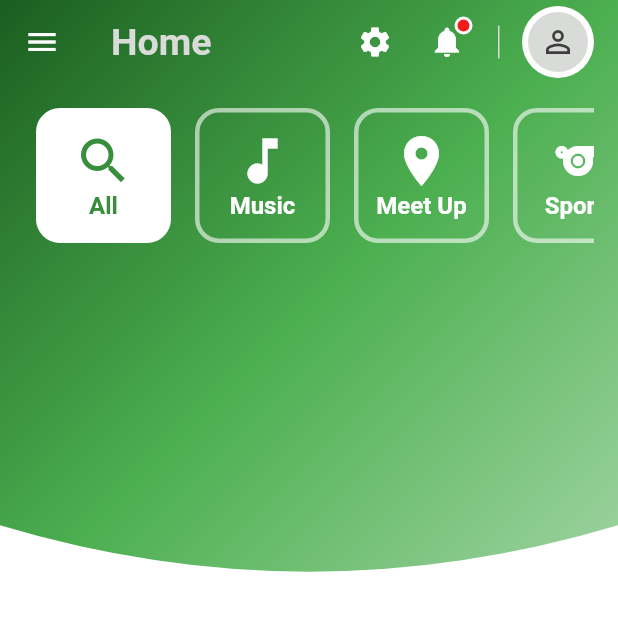
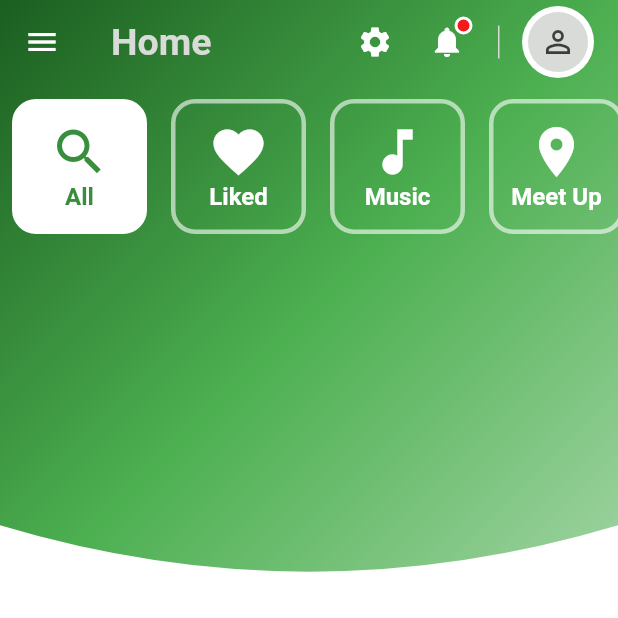
Before and after one commit to OwenKe11y/APPLIED-PROJECT-AND-MINOR-DISSERTATION-PROJECT, a Flutter app: the EventDetail screen opened directly with empty values, after a tap on the "close" icon, on a phone screen of 412 x 824 dp, the top half of it. Run offline on Flutter 3.47's test engine with Material 2 defaults, Android fonts, the light colour scheme and no system bars; our stand-ins replace font_awesome_flutter, geocoding, get, google_fonts, google_maps_flutter, google_sign_in and 3 more; missing offline and left inert: add_2_calendar, flutter_stripe, google_sign_in_web; network calls fail; statements that could not run were skipped.

Commit message:
Bunch of UI clean up and added liked catagory to filter

```diff
--- a/even_ticket/lib/constants/style.dart
+++ b/even_ticket/lib/constants/style.dart
@@ -13,7 +13,7 @@ class SideClipper extends CustomClipper<Path> {
   Path getClip(Size size) {
     Path path = Path();
     Offset curveStartPoint = new Offset(0, 0);
-    Offset curveEndPoint = new Offset(size.width, size.height * 0.99);
+    Offset curveEndPoint = new Offset(size.width, 275);
     path.quadraticBezierTo(size.width * 0.2, size.height * 0.95,
         curveEndPoint.dx, curveEndPoint.dy);
     path.lineTo(size.width, 0);
--- a/even_ticket/lib/controllers/menu_controller.dart
+++ b/even_ticket/lib/controllers/menu_controller.dart
@@ -29,10 +29,8 @@ class MenuController extends GetxController {
         return _customIcon(Icons.home_rounded, itemName);
       case ticketsPageRoute:
         return _customIcon(Icons.book_online_rounded, itemName);
-      case calenderPageRoute:
-        return _customIcon(Icons.calendar_today_rounded, itemName);
-      case mapsPageRoute:
-        return _customIcon(Icons.map_rounded, itemName);
+      case favouritePageRoute:
+        return _customIcon(Icons.favorite, itemName);
       case settingsPageRoute:
         return _customIcon(Icons.settings, itemName);
       case authenticationPageRoute:
--- a/even_ticket/lib/data/catagory.dart
+++ b/even_ticket/lib/data/catagory.dart
@@ -16,17 +16,20 @@ class Catagory {
 
 // Every single catagory of event
 final allCata = Catagory(0, "All", Icons.search);
+// Every single catagory of event
+final favCata = Catagory(1, "Liked", Icons.favorite);
 // Music catagory for local gigs and such
-final musicCata = Catagory(1, "Music", Icons.music_note);
+final musicCata = Catagory(2, "Music", Icons.music_note);
 // Local meet ups
-final meetCata = Catagory(2, "Meet Up", Icons.location_on);
+final meetCata = Catagory(3, "Meet Up", Icons.location_on);
 // Sports events
-final sportCata = Catagory(3, "Sports", Icons.sports);
+final sportCata = Catagory(4, "Sports", Icons.sports);
 // Festivals
-final festivalCata = Catagory(4, "Concert", Icons.festival);
+final festivalCata = Catagory(5, "Concert", Icons.festival);
 
 final catagories = [
   allCata,
+  favCata,
   musicCata,
   meetCata,
   sportCata,
--- a/even_ticket/lib/layout.dart
+++ b/even_ticket/lib/layout.dart
@@ -20,9 +20,7 @@ class SiteLayout extends StatelessWidget {
   Widget build(BuildContext context) {
     final GlobalKey<ScaffoldState> scaffoldKey = GlobalKey();
     // Always render the top bar regardless of page size
-    return Padding(
-      padding: const EdgeInsets.all(0),
-      child: Scaffold(
+    return Scaffold(
         key: scaffoldKey,
         extendBodyBehindAppBar: true,
         appBar: topNavBar(context, scaffoldKey),
@@ -52,8 +50,7 @@ class SiteLayout extends StatelessWidget {
                 ),
               )),
           WillPop()
-          ])),
-    );
+        ]));
   }
 }
 
--- a/even_ticket/lib/pages/home/home.dart
+++ b/even_ticket/lib/pages/home/home.dart
@@ -31,7 +31,7 @@ class HomeViewPage extends StatelessWidget {
           child: Column(
             children: [
               Padding(
-                padding: const EdgeInsets.all(16),
+                padding: const EdgeInsets.symmetric(vertical: 10),
                 child: Consumer<AppState>(
                   builder: (context, appstate, _) => SingleChildScrollView(
                     scrollDirection: Axis.horizontal,
@@ -46,7 +46,7 @@ class HomeViewPage extends StatelessWidget {
               ),
 
               Padding(
-                padding: const EdgeInsets.symmetric(horizontal: 16),
+                padding: const EdgeInsets.symmetric(horizontal: 16, vertical: 20),
                 child: Consumer<AppState>(
                   builder: (context, appstate, _) => Column(
                     children: [
--- a/even_ticket/lib/pages/maps/maps.dart
+++ b/even_ticket/lib/pages/maps/maps.dart
@@ -5,8 +5,8 @@ import 'package:even_ticket/widgets/custom_assets/custom_text.dart';
 import 'package:flutter/material.dart';
 import 'package:get/get.dart';
 
-class MapsViewPage extends StatelessWidget {
-  const MapsViewPage({Key? key}) : super(key: key);
+class FavouritesViewPage extends StatelessWidget {
+  const FavouritesViewPage({Key? key}) : super(key: key);
 
   @override
   Widget build(BuildContext context) {
--- a/even_ticket/lib/routing/router.dart
+++ b/even_ticket/lib/routing/router.dart
@@ -6,7 +6,6 @@ import 'package:even_ticket/pages/authentication/register_page.dart';
 import 'package:even_ticket/pages/authentication/welcome_page.dart';
 import 'package:even_ticket/pages/home/event_details.dart';
 import 'package:even_ticket/routing/routes.dart';
-import 'package:even_ticket/pages/calender/calender.dart';
 import 'package:even_ticket/pages/home/home.dart';
 import 'package:even_ticket/pages/maps/maps.dart';
 import 'package:even_ticket/pages/settings/settings.dart';
@@ -24,10 +23,8 @@ Route<dynamic> generateRoute(RouteSettings settings) {
       return _pageRoute(HomeViewPage());
     case ticketsPageRoute:
       return _pageRoute(TicketViewPage());
-    case calenderPageRoute:
-      return _pageRoute(CalenderViewPage());
-    case mapsPageRoute:
-      return _pageRoute(MapsViewPage());
+    case favouritePageRoute:
+      return _pageRoute(FavouritesViewPage());
     case settingsPageRoute:
       return _pageRoute(SettingsViewPage());
     case detailsRoute:
--- a/even_ticket/lib/routing/routes.dart
+++ b/even_ticket/lib/routing/routes.dart
@@ -1,8 +1,7 @@
 // Names of routes go here, name each root DO NOT leave the string blank
 const homePageRoute = "Home";
 const ticketsPageRoute = "My Tickets";
-const calenderPageRoute = "Calender";
-const mapsPageRoute = "Maps";
+const favouritePageRoute = "Favourites";
 const settingsPageRoute = "Settings";
 const authenticationPageRoute = "Auth";
 const registerRoute = "Register";
@@ -13,8 +12,7 @@ const detailsRoute = "Details";
 List dashboardItems = [
   homePageRoute,
   ticketsPageRoute,
-  calenderPageRoute,
-  mapsPageRoute,
+  favouritePageRoute,
   settingsPageRoute,
   authenticationPageRoute,
 ];
--- a/even_ticket/lib/widgets/home_widgets/event_details_content.dart
+++ b/even_ticket/lib/widgets/home_widgets/event_details_content.dart
@@ -10,14 +10,20 @@ import 'package:even_ticket/widgets/home_widgets/maps_widget.dart';
 import 'package:flutter/material.dart';
 import 'package:font_awesome_flutter/font_awesome_flutter.dart';
 import 'package:get/get.dart';
+import 'package:like_button/like_button.dart';
 import 'package:provider/provider.dart';
 
 import '../../constants/controllers.dart';
 import '../../routing/routes.dart';
 
-class EventDetailsContent extends StatelessWidget {
+class EventDetailsContent extends StatefulWidget {
   const EventDetailsContent({Key? key}) : super(key: key);
 
+  @override
+  State<EventDetailsContent> createState() => _EventDetailsContentState();
+}
+
+class _EventDetailsContentState extends State<EventDetailsContent> {
   Event buildEvent({Recurrence? recurrence}) {
     return Event(
       title: 'Test eventeee',
@@ -41,6 +47,7 @@ class EventDetailsContent extends StatelessWidget {
     final event = Provider.of<Events>(context);
     final screenWidth = MediaQuery.of(context).size.width;
     final screenHeight = MediaQuery.of(context).size.height;
+    const String event_start = "10:00";
 
     return Column(
       crossAxisAlignment: CrossAxisAlignment.start,
@@ -48,17 +55,19 @@ class EventDetailsContent extends StatelessWidget {
         Expanded(
           flex: 1,
           child: Padding(
-            padding: EdgeInsets.only(top: screenHeight * 0.1),
+            padding: EdgeInsets.only(top: screenHeight * 0.07),
             child: Column(
               children: [
                 // Main Title Text
                 Padding(
-                  padding: EdgeInsets.only(right: screenWidth * 0.15),
+                  padding: EdgeInsets.only(
+                    right: screenWidth * 0.15,
+                  ),
                   child: Align(
                     alignment: FractionalOffset.centerRight,
                     child: Container(
                       alignment: Alignment.topRight,
-                      height: screenHeight * 0.25,
+                      height: screenHeight * 0.220,
                       width: screenWidth * 0.6,
                       child: CustomText(
                           text: event.title,
@@ -77,16 +86,28 @@ class EventDetailsContent extends StatelessWidget {
                     alignment: FractionalOffset.centerLeft,
                     child: Container(
                         alignment: Alignment.topRight,
-                        height: screenHeight * 0.03,
+                        height: screenHeight * 0.09,
                         width: screenWidth * 0.6,
-                        child: Row(
+                        child: Column(
+                          mainAxisAlignment: MainAxisAlignment.end,
                           children: [
+                            Row(
+                              children: [
+                                FaIcon(FontAwesomeIcons.clock, color: darkGrey),
+                                SizedBox(
+                                  width: 5,
+                                ),
                                 CustomText(
-                                text: "-",
-                                size: 25,
                                   color: darkGrey,
-                                fontWeight: FontWeight.normal,
-                                textAlign: TextAlign.end),
+                                  text: event_start.toString(),
+                                  size: 18,
+                                  fontWeight: FontWeight.w900,
+                                  textAlign: TextAlign.right,
+                                ),
+                              ],
+                            ),
+                            Row(
+                              children: [
                                 Icon(
                                   Icons.location_on,
                                   color: darkGrey,
@@ -102,6 +123,8 @@ class EventDetailsContent extends StatelessWidget {
                                   textAlign: TextAlign.right,
                                 ),
                               ],
+                            ),
+                          ],
                         )),
                   ),
                 ),
@@ -113,7 +136,7 @@ class EventDetailsContent extends StatelessWidget {
                       BoxShadow(
                         color: Colors.grey.withOpacity(0.5),
                         spreadRadius: 0.1,
-                        blurRadius: 10,
+                        blurRadius: 5,
                         offset: Offset(
                           0,
                           10,
@@ -131,30 +154,37 @@ class EventDetailsContent extends StatelessWidget {
                           padding: EdgeInsets.only(left: screenWidth * 0.03),
                           child: Container(
                             width: screenWidth * 0.25,
-                            height: screenHeight * 0.065,
+                            height: screenHeight * 0.071,
+                            decoration: BoxDecoration(
+                                borderRadius:
+                                    BorderRadius.all(Radius.circular(5)),
+                                color: darkgreen),
                             child: ClipRRect(
                               borderRadius:
                                   BorderRadius.all(Radius.circular(0)),
                               child: Column(
-                                mainAxisAlignment: MainAxisAlignment.center,
+                                mainAxisAlignment: MainAxisAlignment.start,
                                 children: [
                                   // Login Button - Global navigation to the main page
-                                  ElevatedButton.icon(
-                                    style: ElevatedButton.styleFrom(
-                                      primary: darkgreen,
-                                      onPrimary: Colors.black,
-                                    ),
-                                    onPressed: () => loginNavController
-                                        .navigateTo(loginRoute),
-                                    icon: FaIcon(FontAwesomeIcons.heart,
-                                        color: light),
-                                    label: CustomText(
-                                      text: ' Like',
-                                      size: 16,
+
+                                  LikeButton(
+                                    size: 60,
+                                    circleColor: CircleColor(
+                                        end: light, start: lightGrey),
+                                    bubblesColor: BubblesColor(
+                                        dotPrimaryColor: light,
+                                        dotSecondaryColor: lightGrey),
+                                    bubblesSize: 60,
+                                    onTap: onLikeButtonTapped,
+                                    likeBuilder: (isLiked) {
+                                      return Icon(
+                                        isLiked
+                                            ? Icons.favorite
+                                            : Icons.favorite_outline,
                                         color: light,
-                                      fontWeight: FontWeight.bold,
-                                      textAlign: TextAlign.center,
-                                    ),
+                                        size: 40,
+                                      );
+                                    },
                                   ),
                                 ],
                               ),
@@ -163,14 +193,14 @@ class EventDetailsContent extends StatelessWidget {
                         ),
                         Padding(
                           padding: EdgeInsets.only(
-                              left: screenWidth * 0.025,
+                              left: screenWidth * 0.05,
                               right: screenWidth * 0.025),
                           child: Container(
                             width: screenWidth * 0.265,
-                            height: screenHeight * 0.065,
+                            height: screenHeight * 0.07,
                             child: ClipRRect(
                               borderRadius:
-                                  BorderRadius.all(Radius.circular(10)),
+                                  BorderRadius.all(Radius.circular(5)),
                               child: Column(
                                 mainAxisAlignment: MainAxisAlignment.center,
                                 children: [
@@ -182,16 +212,18 @@ class EventDetailsContent extends StatelessWidget {
                                       style: ElevatedButton.styleFrom(
                                         primary: darkgreen,
                                         onPrimary: Colors.black,
+                                        fixedSize: Size(screenWidth * 1,
+                                            screenHeight * 0.07),
                                       ),
                                       onPressed: () {
                                         Add2Calendar.addEvent2Cal(
                                           buildEvent(),
                                         );
                                       },
-                                      icon: FaIcon(FontAwesomeIcons.shareAlt,
+                                      icon: FaIcon(FontAwesomeIcons.calendarAlt,
                                           color: light),
                                       label: CustomText(
-                                        text: ' Share',
+                                        text: ' Add',
                                         size: 16,
                                         color: light,
                                         fontWeight: FontWeight.bold,
@@ -227,7 +259,10 @@ class EventDetailsContent extends StatelessWidget {
                                               onPrimary: Colors.black,
                                               fixedSize: Size(screenWidth * 1,
                                                   screenHeight * 0.065)),
-                                          onPressed: () => Get.offAll(() => PurchasePage(events: event,)),
+                                          onPressed: () =>
+                                              Get.offAll(() => PurchasePage(
+                                                    events: event,
+                                                  )),
                                           icon: FaIcon(
                                               FontAwesomeIcons.shoppingBasket,
                                               color: light),
@@ -296,12 +331,22 @@ class EventDetailsContent extends StatelessWidget {
                   if (event.galleryImages.isNotEmpty)
                     Padding(
                       padding: EdgeInsets.only(left: 16.0, top: 16, bottom: 16),
-                      child: CustomText(
+                      child: Column(
+                        crossAxisAlignment: CrossAxisAlignment.start,
+                        children: [
+                          CustomText(
                               text: "GALLERY",
                               size: 16,
                               color: darkGrey,
                               fontWeight: FontWeight.bold,
                               textAlign: TextAlign.start),
+                          Divider(
+                            endIndent: 20,
+                            thickness: 1,
+                            color: darkgreen,
+                          ),
+                        ],
+                      ),
                     ),
                   SingleChildScrollView(
                     scrollDirection: Axis.horizontal,
@@ -326,12 +371,22 @@ class EventDetailsContent extends StatelessWidget {
                   ),
                   Padding(
                     padding: EdgeInsets.only(left: 16.0, top: 16),
-                    child: CustomText(
+                    child: Column(
+                      crossAxisAlignment: CrossAxisAlignment.start,
+                      children: [
+                        CustomText(
                             text: "MAP",
                             size: 16,
                             color: darkGrey,
                             fontWeight: FontWeight.bold,
                             textAlign: TextAlign.start),
+                        Divider(
+                          endIndent: 20,
+                          thickness: 1,
+                          color: darkgreen,
+                        ),
+                      ],
+                    ),
                   ),
                   Padding(
                     padding: EdgeInsets.symmetric(
@@ -349,4 +404,16 @@ class EventDetailsContent extends StatelessWidget {
       ],
     );
   }
+
+  Future<bool> onLikeButtonTapped(bool isLiked) async {
+    SnackBar snackBar = SnackBar(
+      content: isLiked ? Text('Unfavourited') : Text('Favourited!'),
+    );
+
+// Find the ScaffoldMessenger in the widget tree
+// and use it to show a SnackBar.
+    ScaffoldMessenger.of(context).showSnackBar(snackBar);
+
+    return !isLiked;
   }
+}
--- a/even_ticket/lib/widgets/purchase_widgets/payment_card.dart
+++ b/even_ticket/lib/widgets/purchase_widgets/payment_card.dart
@@ -35,7 +35,8 @@ class _PaymentCardState extends State<PaymentCard> {
   Widget build(BuildContext context) {
     final screenWidth = MediaQuery.of(context).size.width;
     final screenHeight = MediaQuery.of(context).size.height;
-    return Column(
+    return SingleChildScrollView(
+      child: Column(
         children: [
           SizedBox(
             height: screenHeight * 0.39,
@@ -252,6 +253,7 @@ class _PaymentCardState extends State<PaymentCard> {
             ),
           ),
         ],
+      ),
     );
   }
 }
--- a/even_ticket/pubspec.yaml
+++ b/even_ticket/pubspec.yaml
@@ -53,6 +53,7 @@ dependencies:
   add_2_calendar: ^2.1.2
   geocoding: ^2.0.2
   numberpicker: ^2.1.1
+  like_button: ^2.0.4
 
 dev_dependencies:
   flutter_test:
```
Also changed, not shown: even_ticket/lib/pages/calender/calender.dart (deleted, +0 -34 lines), even_ticket/lib/services/google_signin_api.dart (+7 -1 lines), even_ticket/lib/widgets/auth_widgets/welcome_card.dart (+10 -8 lines), even_ticket/lib/widgets/home_widgets/event_widget.dart (+6 -9 lines), even_ticket/pubspec.lock. Lines whose indentation alone changed are shown as unchanged.
